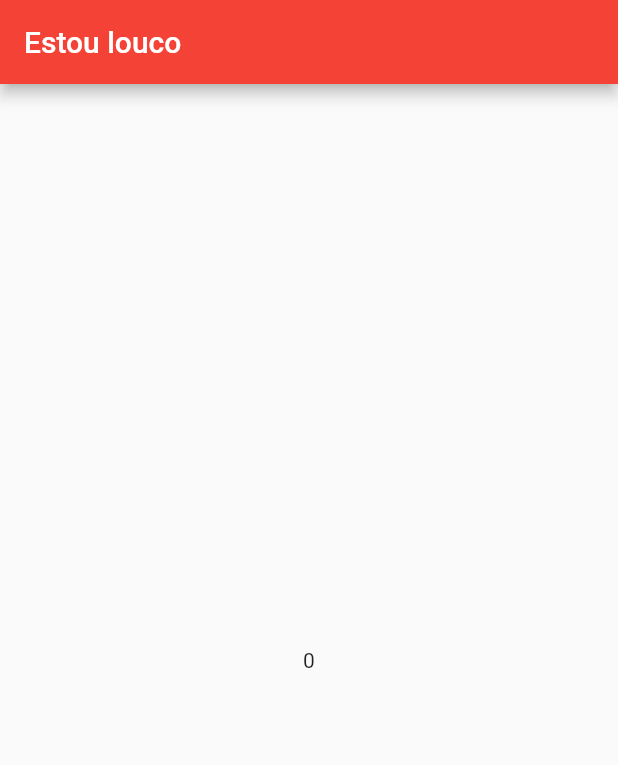
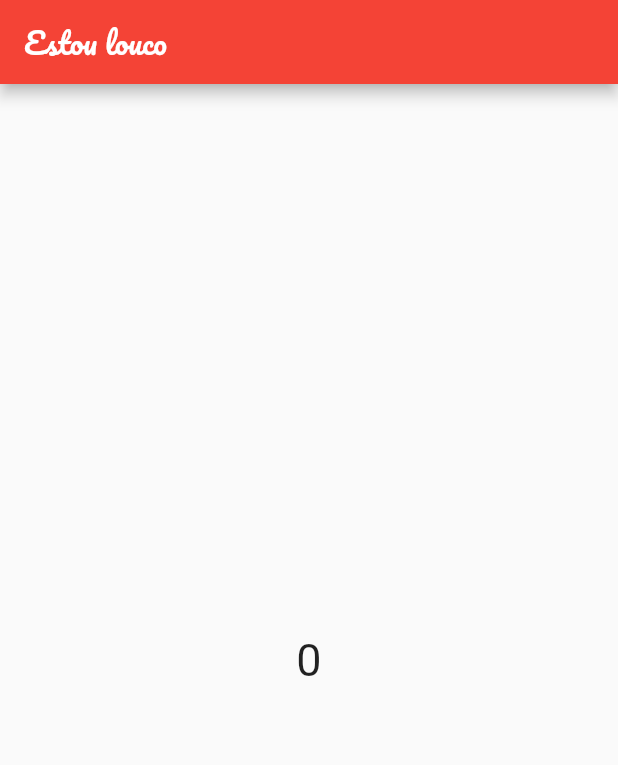
Before and after one commit to torressg/LearningFlutter, a Flutter app: the screen it shows after launch, on a phone screen of 412 x 824 dp. Shown: the top 765 px of the screen. Run offline on Flutter 3.47's test engine with Material 2 defaults, Android fonts, the phone set to English and light mode, and no system bars; our stand-ins replace google_fonts.

Commit message:
Add Google Fonts

```diff
--- a/lib/pages/home_page.dart
+++ b/lib/pages/home_page.dart
@@ -1,5 +1,6 @@
 import 'package:flutter/material.dart';
 import 'package:learning_flutter/service/random_number_gerator.dart';
+import 'package:google_fonts/google_fonts.dart';
 
 class HomePage extends StatefulWidget {
   const HomePage({super.key});
@@ -14,8 +15,18 @@ class _HomePageState extends State<HomePage> {
   @override
   Widget build(BuildContext context) {
     return Scaffold(
-      appBar: AppBar(title: const Text("Estou louco")),
-      body: Center(child: Text(number.toString())),
+      appBar: AppBar(
+          title: Text(
+        "Estou louco",
+        style: GoogleFonts.pacifico(),
+      )),
+      body: Center(
+          child: Text(
+        number.toString(),
+        style: GoogleFonts.aBeeZee(
+          fontSize: 30,
+        ),
+      )),
       floatingActionButton: FloatingActionButton(
         child: const Icon(Icons.cloud_circle),
         onPressed: () {
--- a/pubspec.yaml
+++ b/pubspec.yaml
@@ -35,6 +35,7 @@ dependencies:
   # The following adds the Cupertino Icons font to your application.
   # Use with the CupertinoIcons class for iOS style icons.
   cupertino_icons: ^1.0.2
+  google_fonts: ^5.1.0
 
 dev_dependencies:
   flutter_test:
```
Also changed, not shown: pubspec.lock, 1 other file.
